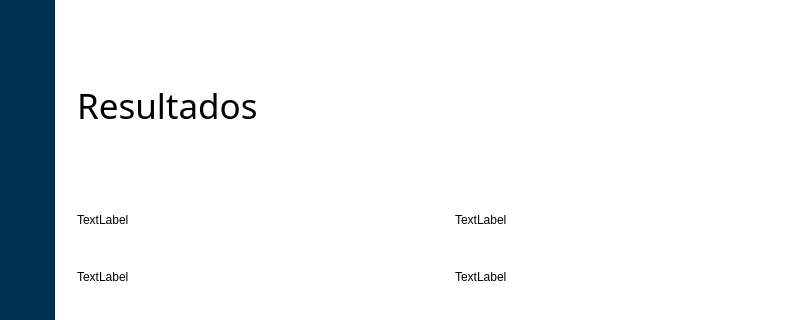
This is SVEA/mainwindow.ui in MrDanielG/SVEA-IS2 as Qt 5 draws it before an edit; both pictures show x 203 to 1014 and y 0 to 320 of the 1430 by 748 pixel window. The edited form follows.
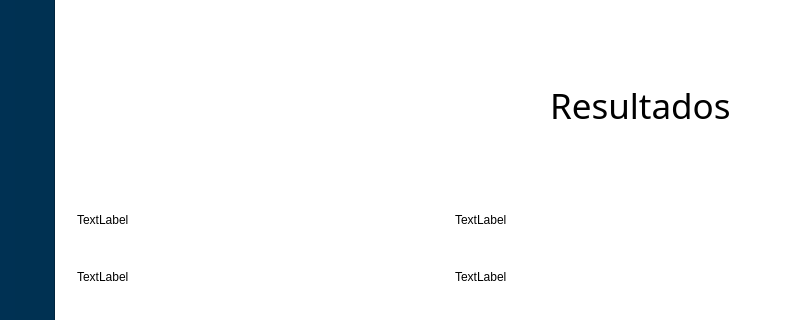
This is the edited form. The open tabs and pages were chosen to show the change. Icons and pictures are not drawn.

Commit message: Ya quedó casi todo

```diff
--- a/SVEA/mainwindow.ui
+++ b/SVEA/mainwindow.ui
@@ -2335,7 +2335,7 @@
       </widget>
       <widget class="QWidget" name="page">
        <layout class="QVBoxLayout" name="verticalLayout_13">
-        <item>
+        <item alignment="Qt::AlignHCenter">
          <widget class="QLabel" name="label_46">
           <property name="font">
            <font>
```
Left out of the diff: 20 changed lines with no effect on the pictures. The commit also changes 1 other file.
